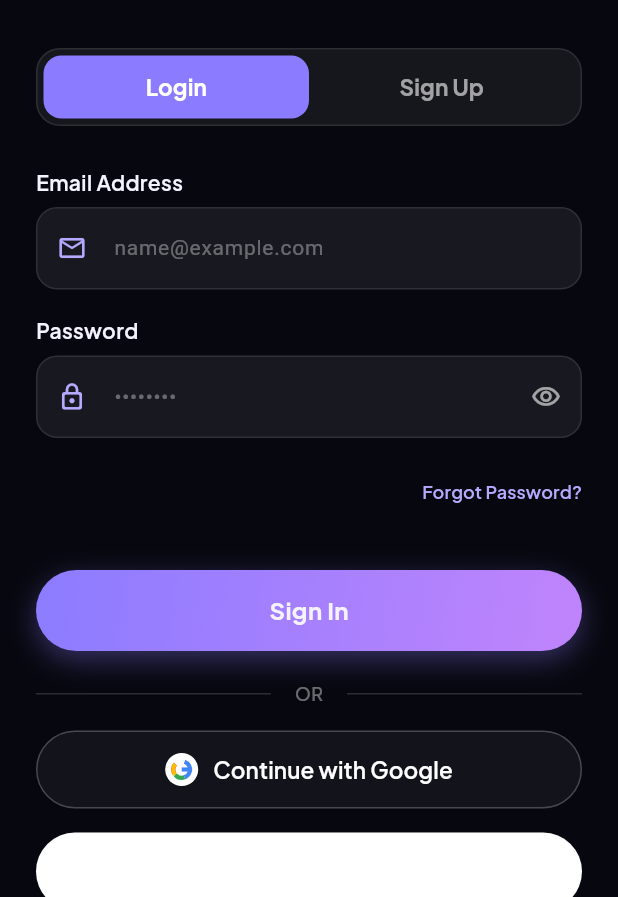
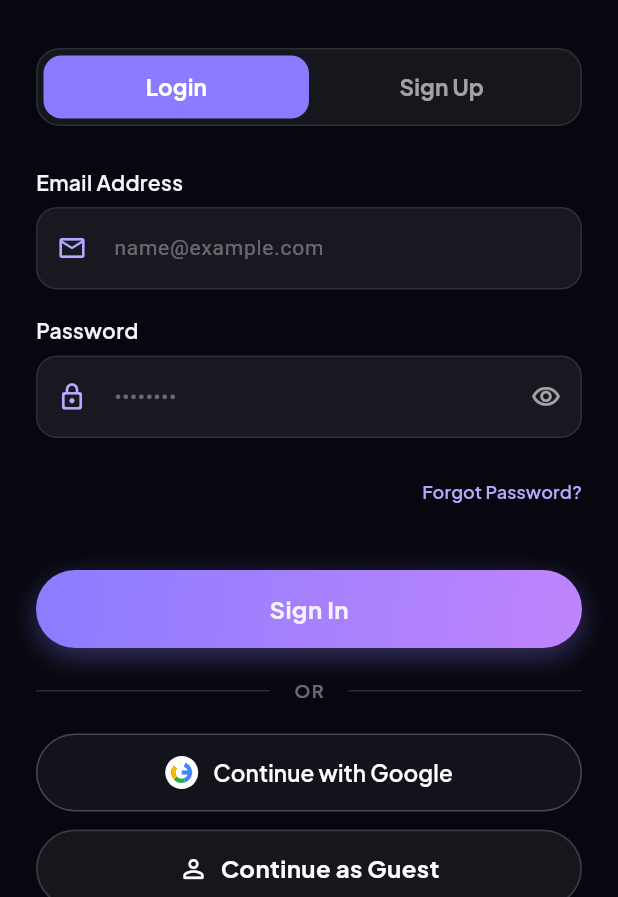
Before and after one commit to Dakshin10/pitch-coach-ai, a Flutter app: the LoginScreen screen opened by its route, on a phone screen of 412 x 824 dp, the part 339-1236 px from its top. Run offline on Flutter 3.47's test engine with Material 3 defaults, Android fonts, the phone set to English and light mode, and no system bars; our stand-ins replace audioplayers, dio, firebase_auth, firebase_core, fl_chart, flutter_local_notifications and 7 more; missing offline and left inert: record; accounts and stored records are empty.

Commit message:
feat: integrate Firebase authentication and add login screen UI

```diff
--- a/lib/core/widgets/gradient_button.dart
+++ b/lib/core/widgets/gradient_button.dart
@@ -16,6 +16,7 @@ class GradientButton extends StatefulWidget {
   final bool isLoading;
   final double? width;
   final double height;
+  final Color? backgroundColor;
   final Color? borderColor;
   final Color? textColor;
   final bool enableScaleAnimation;
@@ -29,6 +30,7 @@ class GradientButton extends StatefulWidget {
     this.isLoading = false,
     this.width,
     this.height = 56,
+    this.backgroundColor,
     this.borderColor,
     this.textColor,
     this.enableScaleAnimation = true,
@@ -51,14 +53,17 @@ class _GradientButtonState extends State<GradientButton> {
     switch (widget.variant) {
       case GradientButtonVariant.primary:
         decoration = BoxDecoration(
-          gradient: isDisabled
+          color: widget.backgroundColor,
+          gradient: widget.backgroundColor != null
+              ? null
+              : (isDisabled
                   ? LinearGradient(
                       colors: [
                         AppColors.gradientPurpleStart.withValues(alpha: 0.5),
                         AppColors.gradientPurpleEnd.withValues(alpha: 0.5),
                       ],
                     )
-              : AppColors.primaryGradient,
+                  : AppColors.primaryGradient),
           borderRadius: BorderRadius.circular(28),
           boxShadow: isDisabled
               ? []
@@ -77,8 +82,14 @@ class _GradientButtonState extends State<GradientButton> {
 
       case GradientButtonVariant.secondary:
         final isDark = Theme.of(context).brightness == Brightness.dark;
+        final Color defaultBg = isDark
+            ? AppColors.cardDark
+            : (widget.textColor == Colors.white
+                ? Colors.white.withValues(alpha: 0.08)
+                : AppColors.surfaceLightElevated);
+
         decoration = BoxDecoration(
-          color: isDark ? AppColors.cardDark : Colors.white,
+          color: widget.backgroundColor ?? defaultBg,
           borderRadius: BorderRadius.circular(28),
           border: Border.all(
             color: widget.borderColor ??
@@ -87,7 +98,7 @@ class _GradientButtonState extends State<GradientButton> {
                     : AppColors.cardLightBorder),
             width: 1.2,
           ),
-          boxShadow: isDark
+          boxShadow: (isDark || widget.backgroundColor != null || widget.textColor == Colors.white)
               ? null
               : [
                   BoxShadow(
@@ -104,7 +115,7 @@ class _GradientButtonState extends State<GradientButton> {
 
       case GradientButtonVariant.tertiary:
         decoration = BoxDecoration(
-          color: Colors.transparent,
+          color: widget.backgroundColor ?? Colors.transparent,
           borderRadius: BorderRadius.circular(28),
           border: Border.all(
             color: widget.borderColor ??
--- a/lib/features/auth/login_screen.dart
+++ b/lib/features/auth/login_screen.dart
@@ -360,7 +360,8 @@ class _LoginScreenState extends State<LoginScreen> {
                         ? 'Please wait...'
                         : (_isSignUp ? 'Create Account' : 'Sign In'),
                     variant: GradientButtonVariant.primary,
-                    height: 54,
+                    height: 52,
+                    isLoading: provider.isLoading,
                     onPressed: provider.isLoading ? null : _handleAuthSubmitted,
                   ),
                 ),
@@ -375,14 +376,18 @@ class _LoginScreenState extends State<LoginScreen> {
                       padding: const EdgeInsets.symmetric(horizontal: 16),
                       child: Text(
                         'OR',
-                        style: AppTextStyles.caption.copyWith(color: Colors.white.withValues(alpha: 0.4)),
+                        style: AppTextStyles.caption.copyWith(
+                          color: Colors.white.withValues(alpha: 0.4),
+                          fontWeight: FontWeight.w600,
+                          letterSpacing: 1.0,
+                        ),
                       ),
                     ),
                     Expanded(child: Divider(color: Colors.white.withValues(alpha: 0.15))),
                   ],
                 ),
 
-                const SizedBox(height: 16),
+                const SizedBox(height: 20),
 
                 // Google Sign-In Button
                 Consumer<UserProvider>(
@@ -392,14 +397,16 @@ class _LoginScreenState extends State<LoginScreen> {
                   ),
                 ),
 
-                const SizedBox(height: 16),
+                const SizedBox(height: 12),
 
                 // Continue as Guest Option
                 GradientButton(
                   text: 'Continue as Guest',
                   variant: GradientButtonVariant.secondary,
                   height: 52,
-                  borderColor: Colors.white.withValues(alpha: 0.12),
+                  icon: Icons.person_outline_rounded,
+                  backgroundColor: Colors.white.withValues(alpha: 0.06),
+                  borderColor: Colors.white.withValues(alpha: 0.15),
                   textColor: Colors.white,
                   onPressed: () async {
                     await Provider.of<UserProvider>(context, listen: false).loginAsGuest();
```
Also changed, not shown: lib/firebase_options.dart, pubspec.lock, 5 other files. Lines whose indentation alone changed are shown as unchanged.
